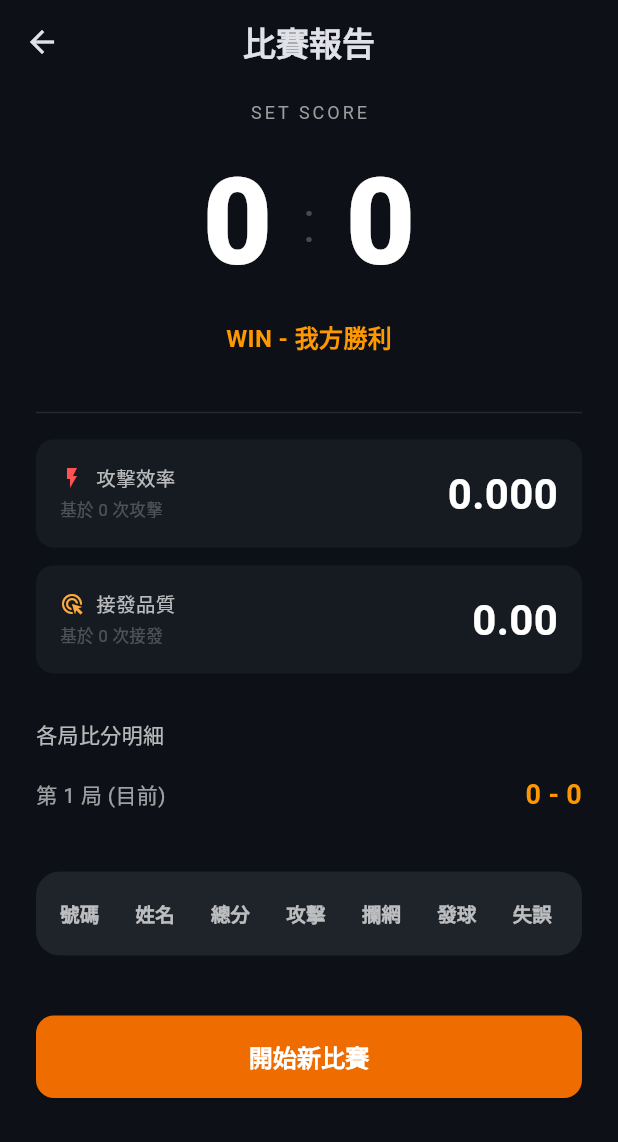
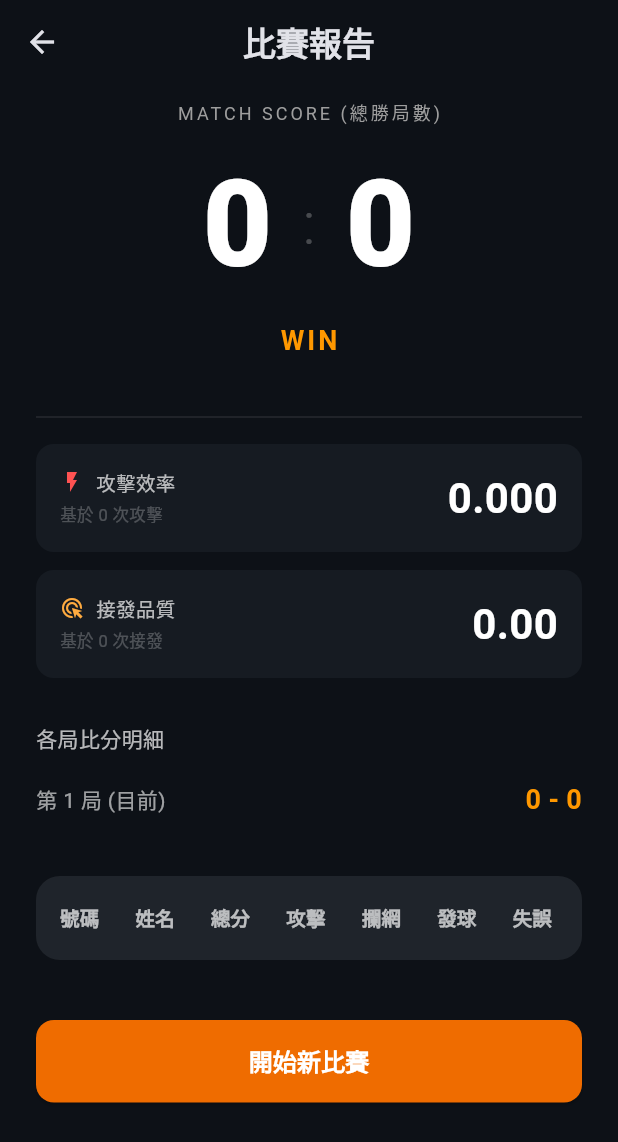
Before and after one commit to martinrichard0107/recorder, a Flutter app: the MatchSummaryScreen screen opened directly, on a phone screen of 412 x 824 dp. Shown: the top 1142 px of the screen. Run offline on Flutter 3.47's test engine with Material 3 defaults, Android fonts, the phone set to English and light mode, and no system bars; network calls fail.

Commit message:
init project

```diff
--- a/lib/models/player.dart
+++ b/lib/models/player.dart
@@ -1,22 +1,31 @@
-enum PlayerRole {
-  setter,       // 舉球
-  outside,      // 大砲
-  opposite,     // 副攻
-  middle,       // 欄中
-  libero,       // 自由球員
+// lib/models/player.dart
+
+// 定義球員在場上的位置
+enum CourtPosition {
+  p1,
+  p2,
+  p3,
+  p4,
+  p5,
+  p6,
+  bench, // 板凳區
 }
 
-enum CourtPosition {
-  p1, p2, p3, p4, p5, p6, bench
+// 定義球員的角色
+enum PlayerRole {
+  setter,   // 舉球員
+  outside,  // 大砲 (主攻)
+  opposite, // 副攻
+  middle,   // 攔中 (快攻)
+  libero,   // 自由球員
 }
 
 class Player {
-  final String id;  //// 這裡維持 String，未來要用資料庫的編號或 UUID(亂碼)再決定
+  final String id;
   final int jerseyNo;
   final String name;
   final PlayerRole role;
-
-  String? pairedPlayerId; // 自由球員專用：記錄他換下了誰
+  final String? pairedPlayerId; // 用於記錄自由球員替換了誰
 
   Player({
     required this.id,
@@ -26,35 +35,7 @@ class Player {
     this.pairedPlayerId,
   });
 
-  // --- 資料庫部分 (Start) ---
-
-  // 1. 把資料庫傳來的 Map 轉成 Player 物件
-  factory Player.fromMap(Map<String, dynamic> map) {
-    return Player(
-      id: map['id'] ?? '', // 如果資料庫沒給 ID，給空字串防爆
-      jerseyNo: map['jerseyNo'] ?? 0,
-      name: map['name'] ?? 'Unknown',
-      // 把字串轉回 Enum (例如資料庫存 "setter" -> 轉成 PlayerRole.setter)
-      role: PlayerRole.values.firstWhere(
-        (e) => e.toString().split('.').last == map['role'],
-        orElse: () => PlayerRole.outside,
-      ),
-      pairedPlayerId: map['pairedPlayerId'],
-    );
-  }
-
-  // 2. 把 Player 物件轉成 Map (準備存入資料庫)
-  Map<String, dynamic> toMap() {
-    return {
-      'id': id,
-      'jerseyNo': jerseyNo,
-      'name': name,
-      'role': role.toString().split('.').last, // 只存 "setter", "libero" 等字串
-      'pairedPlayerId': pairedPlayerId,
-    };
-  }
-  // --- 資料庫部分 (End) ---
-
+  // 拷貝並修改部分屬性
   Player copyWith({
     String? id,
     int? jerseyNo,
@@ -70,4 +51,27 @@ class Player {
       pairedPlayerId: pairedPlayerId ?? this.pairedPlayerId,
     );
   }
+
+  // --- 資料庫 JSON 轉換 (Start) ---
+  factory Player.fromMap(Map<String, dynamic> map) {
+    return Player(
+      id: map['id']?.toString() ?? '',
+      // ★ 這裡支援讀取資料庫的 jersey_no
+      jerseyNo: map['jersey_no'] ?? map['jerseyNo'] ?? 0,
+      name: map['name'] ?? 'Unknown',
+      // ★ 這裡支援讀取資料庫的 primary_role
+      role: _parseRole(map['primary_role'] ?? map['role']),
+      pairedPlayerId: map['pairedPlayerId'],
+    );
+  }
+
+  // 輔助方法：將資料庫字串安全轉成 Flutter Enum
+  static PlayerRole _parseRole(String? roleStr) {
+    if (roleStr == null) return PlayerRole.outside;
+    return PlayerRole.values.firstWhere(
+      (e) => e.toString().split('.').last.toLowerCase() == roleStr.toLowerCase(),
+      orElse: () => PlayerRole.outside,
+    );
+  }
+  // --- 資料庫 JSON 轉換 (End) ---
 }
--- a/lib/providers/match_provider.dart
+++ b/lib/providers/match_provider.dart
@@ -206,9 +206,12 @@ class MatchProvider extends ChangeNotifier {
   }
 
   void undo() {
-    if (_eventHistory.isEmpty) return;
+    // ★ 核心修復：如果「這局」還沒有任何紀錄，就不允許 Undo，防止跨局退回到上一局的數據！
+    if (currentSetHistory.isEmpty) return;
+
     final lastLog = _eventHistory.removeLast();
     final snapshot = lastLog.beforeStateSnapshot as Map<String, dynamic>;
+
     _scoreTeamA = snapshot['scoreA'];
     _scoreTeamB = snapshot['scoreB'];
     _isOurServe = snapshot['isOurServe'];
@@ -216,6 +219,7 @@ class MatchProvider extends ChangeNotifier {
     _pairedPlayerId = snapshot['pairedPlayerId'];
     _currentRallyId = snapshot['rallyId'];
     _positions = Map<CourtPosition, String?>.from(snapshot['positions']);
+
     notifyListeners();
   }
 
@@ -268,4 +272,38 @@ class MatchProvider extends ChangeNotifier {
     }
     notifyListeners();
   }
+
+  // --- 真實勝負計算 ---
+  int get teamASetsWon {
+    int wins = 0;
+    // 1. 先計算歷史局數
+    for (String score in _setScoreHistory) {
+      final parts = score.split('-');
+      if (parts.length == 2) {
+        int a = int.tryParse(parts[0].trim()) ?? 0;
+        int b = int.tryParse(parts[1].trim()) ?? 0;
+        if (a > b) wins++;
+      }
+    }
+    // 2. 算入當前這局（結算時如果我方分數領先，也算贏下這局）
+    if (_scoreTeamA > _scoreTeamB) wins++;
+    return wins;
+  }
+
+  int get teamBSetsWon {
+    int wins = 0;
+    for (String score in _setScoreHistory) {
+      final parts = score.split('-');
+      if (parts.length == 2) {
+        int a = int.tryParse(parts[0].trim()) ?? 0;
+        int b = int.tryParse(parts[1].trim()) ?? 0;
+        if (b > a) wins++;
+      }
+    }
+    if (_scoreTeamB > _scoreTeamA) wins++;
+    return wins;
+  }
+
+  // 判斷整場比賽是否獲勝
+  bool get isMatchWon => teamASetsWon >= teamBSetsWon;
 }
--- a/lib/screens/match_summary_screen.dart
+++ b/lib/screens/match_summary_screen.dart
@@ -22,27 +22,30 @@ class MatchSummaryScreen extends StatelessWidget {
         padding: const EdgeInsets.symmetric(horizontal: 24.0, vertical: 10),
         child: Column(
           children: [
-            // 1. 【最上方】最顯眼的比分總結
-            const Text('SET SCORE', style: TextStyle(color: Colors.grey, fontSize: 12, letterSpacing: 2)),
+            // 1. 【最上方】總勝局數與真實勝負
+            const Text('MATCH SCORE (總勝局數)', style: TextStyle(color: Colors.grey, fontSize: 12, letterSpacing: 2)),
             const SizedBox(height: 8),
             Row(
               mainAxisAlignment: MainAxisAlignment.center,
               children: [
-                _buildLargeScore(provider.scoreTeamA.toString()),
+                // ★ 改成顯示我方贏了幾局
+                _buildLargeScore(provider.teamASetsWon.toString()),
                 const Padding(
                   padding: EdgeInsets.symmetric(horizontal: 20),
                   child: Text(':', style: TextStyle(color: Colors.white24, fontSize: 40, fontWeight: FontWeight.w300)),
                 ),
-                _buildLargeScore(provider.scoreTeamB.toString()),
+                // ★ 改成顯示對手贏了幾局
+                _buildLargeScore(provider.teamBSetsWon.toString()),
               ],
             ),
             const SizedBox(height: 8),
             Text(
-              provider.scoreTeamA >= provider.scoreTeamB ? 'WIN - 我方勝利' : 'LOSS - 繼續加油',
+              provider.isMatchWon ? ' WIN ' : ' LOSS ',
               style: TextStyle(
-                color: provider.scoreTeamA >= provider.scoreTeamB ? Colors.orange : Colors.redAccent,
+                color: provider.isMatchWon ? Colors.orange : Colors.redAccent,
                 fontWeight: FontWeight.bold,
-                fontSize: 16,
+                fontSize: 18,
+                letterSpacing: 2,
               ),
             ),
 
--- a/pubspec.yaml
+++ b/pubspec.yaml
@@ -36,6 +36,7 @@ dependencies:
   cupertino_icons: ^1.0.8
   uuid: ^4.5.2
   provider: ^6.1.5+1
+  http: ^1.6.0
 
 dev_dependencies:
   flutter_test:
```
Also changed, not shown: lib/screens/starting_lineup_screen.dart (+42 -11 lines), pubspec.lock.
